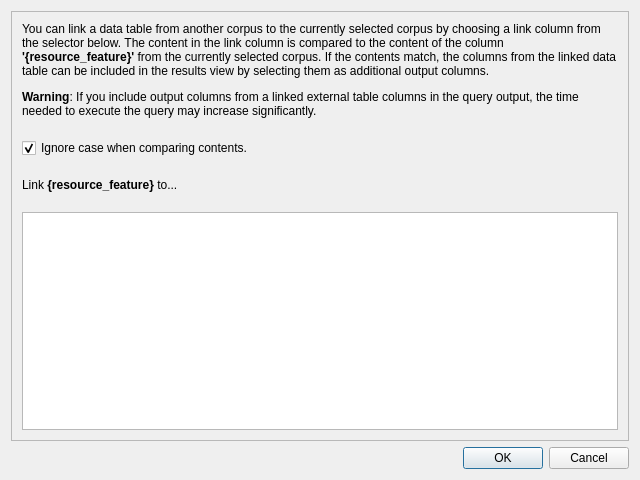
Old version of the form coquery/gui/linkselect.ui in the repository gkunter/coquery.
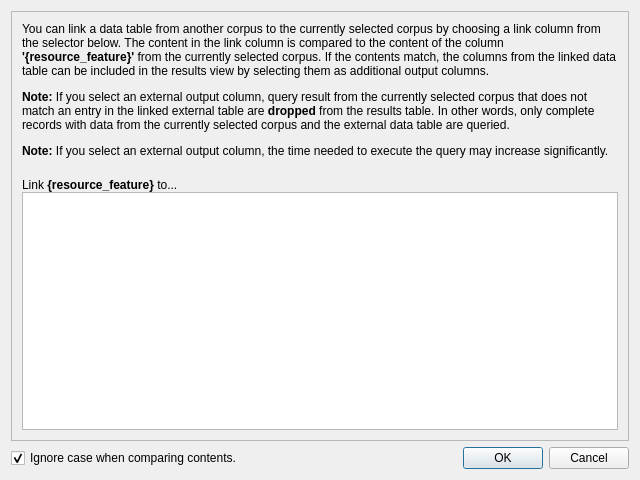
New version of the form.

Commit message: Change dialog layout

Diff of the .ui file:
```diff
--- a/coquery/gui/linkselect.ui
+++ b/coquery/gui/linkselect.ui
@@ -22,7 +22,7 @@
      <property name="frameShadow">
       <enum>QFrame::Raised</enum>
      </property>
-     <layout class="QVBoxLayout" name="verticalLayout">
+     <layout class="QVBoxLayout" name="verticalLayout_3">
       <property name="spacing">
        <number>20</number>
       </property>
@@ -32,7 +32,7 @@
       <item>
        <widget class="QLabel" name="label">
         <property name="text">
-         <string>&lt;html&gt;&lt;head/&gt;&lt;body&gt;&lt;p&gt;You can link a data table from another corpus to the currently selected corpus by choosing a link column from the selector below. The content in the link column is compared to the content of the column &lt;b&gt;'{resource_feature}'&lt;/b&gt; from the currently selected corpus. If the contents match, the columns from the linked data table can be included in the results view by selecting them as additional output columns.&lt;/p&gt;&lt;p&gt;&lt;span style=&quot; font-weight:600;&quot;&gt;Warning&lt;/span&gt;: If you include output columns from a linked external table columns in the query output, the time needed to execute the query may increase significantly.&lt;/p&gt;&lt;/body&gt;&lt;/html&gt;</string>
+         <string>&lt;html&gt;&lt;head/&gt;&lt;body&gt;&lt;p&gt;You can link a data table from another corpus to the currently selected corpus by choosing a link column from the selector below. The content in the link column is compared to the content of the column &lt;span style=&quot; font-weight:600;&quot;&gt;'{resource_feature}'&lt;/span&gt; from the currently selected corpus. If the contents match, the columns from the linked data table can be included in the results view by selecting them as additional output columns.&lt;/p&gt;&lt;p&gt;&lt;span style=&quot; font-weight:600;&quot;&gt;Note:&lt;/span&gt; If you select an external output column, query result from the currently selected corpus that does not match an entry in the linked external table are &lt;span style=&quot; font-weight:600;&quot;&gt;dropped&lt;/span&gt; from the results table. In other words, only complete records with data from the currently selected corpus and the external data table are queried.&lt;/p&gt;&lt;p&gt;&lt;span style=&quot; font-weight:600;&quot;&gt;Note:&lt;/span&gt;  If you select an external output column, the time needed to execute the query may increase significantly.&lt;/p&gt;&lt;/body&gt;&lt;/html&gt;</string>
         </property>
         <property name="wordWrap">
          <bool>true</bool>
@@ -40,15 +40,10 @@
        </widget>
       </item>
       <item>
-       <widget class="QCheckBox" name="checkBox">
-        <property name="text">
-         <string>Ignore case when comparing contents.</string>
+       <layout class="QVBoxLayout" name="verticalLayout">
+        <property name="spacing">
+         <number>0</number>
         </property>
-        <property name="checked">
-         <bool>true</bool>
-        </property>
-       </widget>
-      </item>
       <item>
        <widget class="QLabel" name="label_2">
         <property name="text">
@@ -102,10 +97,22 @@
        </widget>
       </item>
      </layout>
+      </item>
+     </layout>
     </widget>
    </item>
    <item>
     <layout class="QHBoxLayout" name="horizontalLayout">
+     <item>
+      <widget class="QCheckBox" name="checkBox">
+       <property name="text">
+        <string>Ignore case when comparing contents.</string>
+       </property>
+       <property name="checked">
+        <bool>true</bool>
+       </property>
+      </widget>
+     </item>
      <item>
       <spacer name="horizontalSpacer">
        <property name="orientation">
```
Lines whose indentation alone changed are shown as unchanged. The commit also changes 1 other file.
